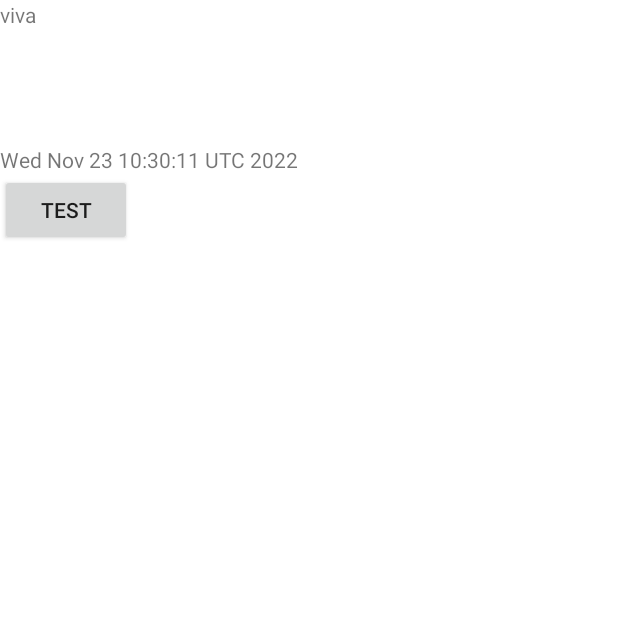
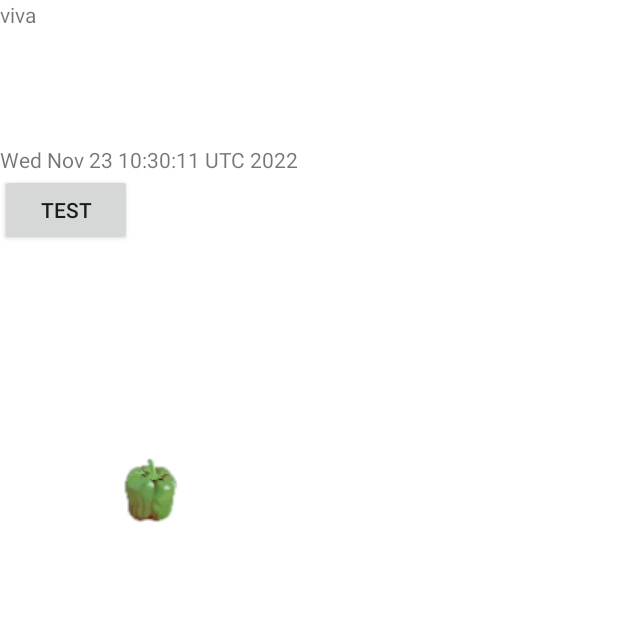
Before and after one commit to EnderCastle/PlantaChallenge, an Android app: the ActivityPlanta screen opened directly, with no data from a screen before it, on a phone screen of 412 x 824 dp, the top half of it. Run offline under Robolectric (Android 15) with nearby library versions, the phone set to English and light mode, and no system bars.

Commit message:
funciona ^^ faltan los ajustes

```diff
--- a/app/src/main/java/com/example/planta/DetecionHora.java
+++ b/app/src/main/java/com/example/planta/DetecionHora.java
@@ -1,6 +1,9 @@
 package com.example.planta;
 
-public class DetecionHora extends Thread{
+import android.app.Activity;
+import android.widget.ImageView;
+
+public class DetecionHora extends Thread {
     int x=0;
     public void run(){
         try {
--- a/app/src/main/res/layout/activity_planta.xml
+++ b/app/src/main/res/layout/activity_planta.xml
@@ -37,5 +37,10 @@
         android:layout_height="wrap_content"
         android:text="test"
         android:onClick="test"/>
+    <ImageView
+        android:layout_width="wrap_content"
+        android:layout_height="wrap_content"
+        android:id="@+id/imagen"
+        android:src="@drawable/etapa1"/>
 
 </LinearLayout>
```
Also changed, not shown: app/src/main/java/com/example/planta/ActivityPlanta.java (+20 -1 lines), app/src/main/res/drawable/ded.png (added), app/src/main/res/drawable/etapa1.png (added), app/src/main/res/drawable/etapa2.png (added), app/src/main/res/drawable/etapa3.png (added), app/src/main/res/drawable/etapa4.png (added), app/src/main/res/drawable/etapa5.png (added).
